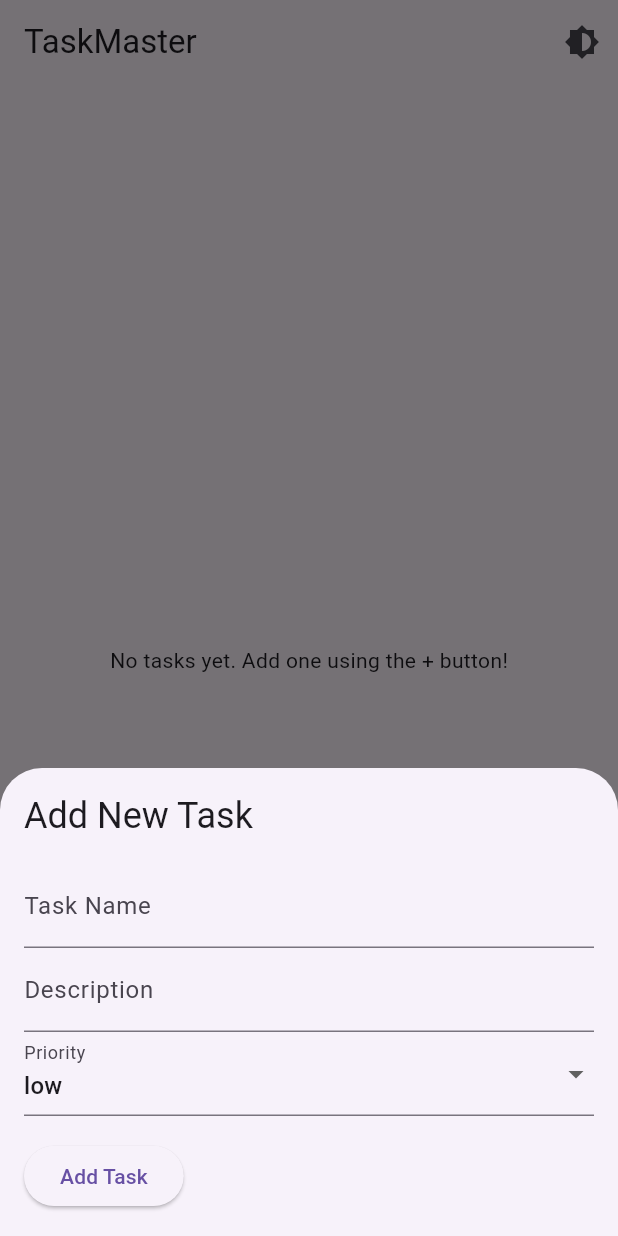
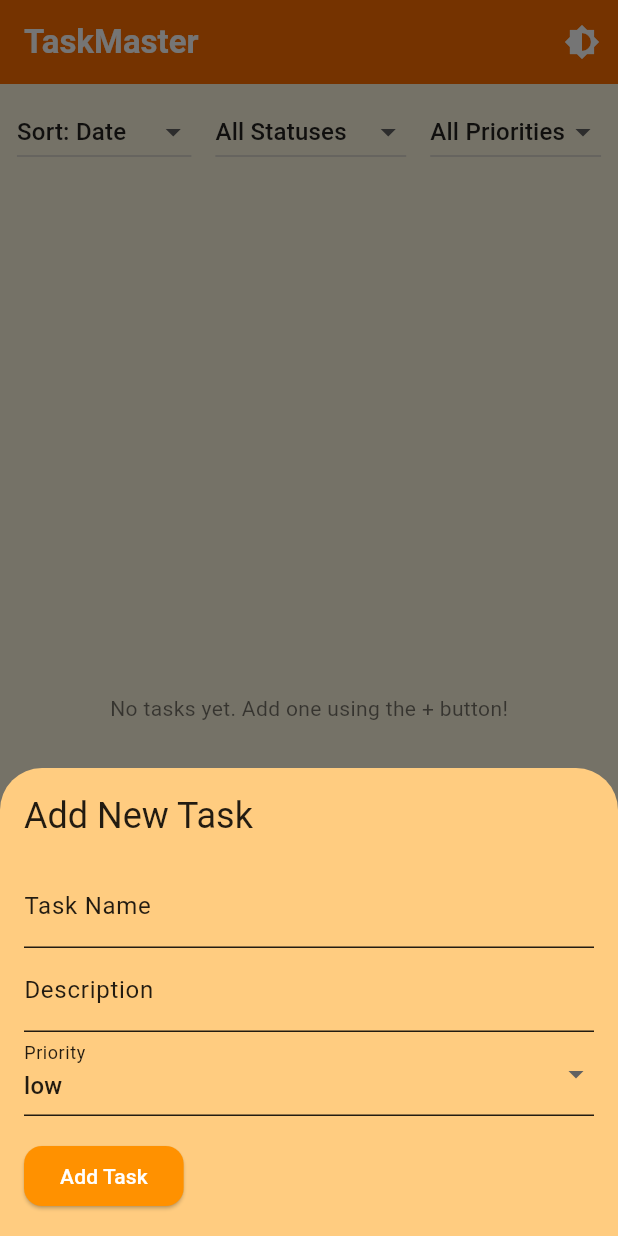
Before and after one commit to venkataPhanindraVutla/alkaraj_assignment, a Flutter app: the screen it shows after launch, after a tap on the "add" icon, on a phone screen of 412 x 824 dp. Run offline on Flutter 3.47's test engine with Material 3 defaults, Android fonts, the phone set to English and light mode, and no system bars; our stand-ins replace cloud_firestore, firebase_core, flutter_bloc, sqflite; accounts and stored records are empty.

Commit message:
theme update

```diff
--- a/lib/business_logic/theme/theme_notifier.dart
+++ b/lib/business_logic/theme/theme_notifier.dart
@@ -13,12 +13,80 @@ class ThemeNotifier with ChangeNotifier {
 
 ThemeData lightTheme = ThemeData(
   brightness: Brightness.light,
-  primarySwatch: Colors.deepPurple,
-  // Define other light theme properties here
+  scaffoldBackgroundColor: Color(0xFFFFF8E1), // Creamy sunshine
+  canvasColor: Color(0xFFFFF3E0),
+  colorScheme: ColorScheme(
+    brightness: Brightness.light,
+    primary: Color(0xFFFF6F00), // Flame Orange
+    onPrimary: Colors.white,
+    secondary: Color(0xFF9C27B0), // Vivid Purple
+    onSecondary: Colors.white,
+    error: Colors.red,
+    onError: Colors.white,
+    surface: Color(0xFFFFCC80), // Toasty
+    onSurface: Colors.black87,
+    tertiary: Color(0xFFFFA726),
+    onTertiary: Colors.white,
+  ),
+  appBarTheme: AppBarTheme(
+    backgroundColor: Color(0xFFFF6F00),
+    foregroundColor: Colors.white,
+    elevation: 0,
+  ),
+  floatingActionButtonTheme: FloatingActionButtonThemeData(
+    backgroundColor: Color(0xFFFF9100),
+    foregroundColor: Colors.white,
+  ),
+  elevatedButtonTheme: ElevatedButtonThemeData(
+    style: ElevatedButton.styleFrom(
+      backgroundColor: Color(0xFFFF9100),
+      foregroundColor: Colors.white,
+      shape: RoundedRectangleBorder(borderRadius: BorderRadius.circular(12)),
+    ),
+  ),
+  textTheme: TextTheme(
+    bodyLarge: TextStyle(color: Colors.black87),
+    bodyMedium: TextStyle(color: Colors.black54),
+    titleLarge: TextStyle(color: Color(0xFFE65100), fontWeight: FontWeight.bold),
+  ),
 );
 
 ThemeData darkTheme = ThemeData(
   brightness: Brightness.dark,
-  primarySwatch: Colors.deepPurple, // Or a different color for dark mode
-  // Define other dark theme properties here
+  scaffoldBackgroundColor: Color(0xFF121212), // Dark charcoal
+  canvasColor: Color(0xFF1E1E1E),
+  colorScheme: ColorScheme(
+    brightness: Brightness.dark,
+    primary: Color(0xFFD32F2F), // Lava Red
+    onPrimary: Colors.white,
+    secondary: Color(0xFFEF6C00), // Ember Orange
+    onSecondary: Colors.white,
+    error: Colors.redAccent,
+    onError: Colors.black,
+    surface: Color(0xFF2C2C2C),
+    onSurface: Colors.white70,
+    tertiary: Color(0xFFBF360C),
+    onTertiary: Colors.white,
+  ),
+  appBarTheme: AppBarTheme(
+    backgroundColor: Color(0xFFD32F2F),
+    foregroundColor: Colors.white,
+    elevation: 0,
+  ),
+  floatingActionButtonTheme: FloatingActionButtonThemeData(
+    backgroundColor: Color(0xFFEF6C00),
+    foregroundColor: Colors.white,
+  ),
+  elevatedButtonTheme: ElevatedButtonThemeData(
+    style: ElevatedButton.styleFrom(
+      backgroundColor: Color(0xFFD84315),
+      foregroundColor: Colors.white,
+      shape: RoundedRectangleBorder(borderRadius: BorderRadius.circular(12)),
+    ),
+  ),
+  textTheme: TextTheme(
+    bodyLarge: TextStyle(color: Colors.white70),
+    bodyMedium: TextStyle(color: Colors.white60),
+    titleLarge: TextStyle(color: Colors.redAccent, fontWeight: FontWeight.bold),
+  ),
 );
--- a/lib/presentation/screens/home_screen.dart
+++ b/lib/presentation/screens/home_screen.dart
@@ -1,13 +1,23 @@
 import 'package:alkaraj_assignment/business_logic/theme/theme_notifier.dart';
 import 'package:flutter/material.dart';
 import 'package:flutter_bloc/flutter_bloc.dart';
-import '../../data/models/item.dart' show Item, Status;
+import '../../data/models/item.dart' show Item, Status, Priority;
 import '../../business_logic/bloc/item_bloc.dart';
 import 'package:provider/provider.dart';
 import '../widgets/task_detail_dialog.dart';
 import '../widgets/add_task_bottom_sheet.dart';
+import '../widgets/task_list_item.dart';
 
-class HomeScreen extends StatelessWidget {
+class HomeScreen extends StatefulWidget {
+  @override
+  _HomeScreenState createState() => _HomeScreenState();
+}
+
+class _HomeScreenState extends State<HomeScreen> {
+  String _sortBy = 'createdAt';
+  Status? _filterStatus;
+  Priority? _filterPriority;
+
   @override
   Widget build(BuildContext context) {
     return BlocListener<ItemBloc, ItemState>(
@@ -21,10 +31,7 @@ class HomeScreen extends StatelessWidget {
           );
         } else if (state is ItemOperationFailure) {
           ScaffoldMessenger.of(context).showSnackBar(
-            SnackBar(
-              content: Text(state.error),
-              backgroundColor: Colors.red,
-            ),
+            SnackBar(content: Text(state.error), backgroundColor: Colors.red),
           );
         } else if (state is ItemError) {
           ScaffoldMessenger.of(context).showSnackBar(
@@ -40,24 +47,133 @@ class HomeScreen extends StatelessWidget {
           title: Text('TaskMaster'),
           actions: [
             IconButton(
-              icon: Icon(Icons.brightness_6), // Icon to toggle theme
+              icon: Icon(Icons.brightness_6),
               onPressed: () {
-                Provider.of<ThemeNotifier>(context, listen: false).toggleTheme();
+                Provider.of<ThemeNotifier>(
+                  context,
+                  listen: false,
+                ).toggleTheme();
               },
               tooltip: 'Toggle Theme',
             ),
           ],
         ),
+
         body: BlocBuilder<ItemBloc, ItemState>(
           builder: (context, state) {
             if (state is ItemLoading) {
               return Center(child: CircularProgressIndicator());
             } else if (state is ItemLoaded) {
-              final tasks = state.items;
-              if (tasks.isEmpty) {
-                 return Center(child: Text('No tasks yet. Add one using the + button!'));
+              List<Item> tasks = state.items;
+
+              // Apply filtering
+              if (_filterStatus != null) {
+                tasks =
+                    tasks
+                        .where((task) => task.status == _filterStatus)
+                        .toList();
               }
-              return RefreshIndicator(
+              if (_filterPriority != null) {
+                tasks =
+                    tasks
+                        .where((task) => task.priority == _filterPriority)
+                        .toList();
+              }
+
+              // Apply sorting
+              tasks.sort((a, b) {
+                if (_sortBy == 'createdAt') {
+                  return b.createdAt.compareTo(a.createdAt);
+                } else if (_sortBy == 'priority') {
+                  return a.priority.index.compareTo(b.priority.index);
+                }
+                return 0;
+              });
+
+              return Column(
+                children: [
+                  Padding(
+                    padding: const EdgeInsets.all(8.0),
+                    child: Wrap(
+                      spacing: 16,
+                      runSpacing: 8,
+                      crossAxisAlignment: WrapCrossAlignment.center,
+                      children: [
+                        DropdownButton<String>(
+                          value: _sortBy,
+                          onChanged: (String? newValue) {
+                            if (newValue != null) {
+                              setState(() {
+                                _sortBy = newValue;
+                              });
+                            }
+                          },
+                          items:
+                              <String>['createdAt', 'priority'].map((
+                                String value,
+                              ) {
+                                return DropdownMenuItem<String>(
+                                  value: value,
+                                  child: Text(
+                                    'Sort: ${value == 'createdAt' ? 'Date' : 'Priority'}',
+                                  ),
+                                );
+                              }).toList(),
+                        ),
+                        DropdownButton<Status?>(
+                          value: _filterStatus,
+                          onChanged: (Status? newValue) {
+                            setState(() {
+                              _filterStatus = newValue;
+                            });
+                          },
+                          items: [
+                            DropdownMenuItem<Status?>(
+                              value: null,
+                              child: Text('All Statuses'),
+                            ),
+                            ...Status.values.map(
+                              (status) => DropdownMenuItem<Status>(
+                                value: status,
+                                child: Text(status.toString().split('.').last),
+                              ),
+                            ),
+                          ],
+                        ),
+                        DropdownButton<Priority?>(
+                          value: _filterPriority,
+                          onChanged: (Priority? newValue) {
+                            setState(() {
+                              _filterPriority = newValue;
+                            });
+                          },
+                          items: [
+                            DropdownMenuItem<Priority?>(
+                              value: null,
+                              child: Text('All Priorities'),
+                            ),
+                            ...Priority.values.map(
+                              (priority) => DropdownMenuItem<Priority>(
+                                value: priority,
+                                child: Text(
+                                  priority.toString().split('.').last,
+                                ),
+                              ),
+                            ),
+                          ],
+                        ),
+                      ],
+                    ),
+                  ),
+                  Expanded(
+                    child:
+                        tasks.isEmpty
+                            ? Center(
+                              child: Text(
+                                'No tasks yet. Add one using the + button!',
+                              ),
+                            )
+                            : RefreshIndicator(
                               onRefresh: () async {
                                 context.read<ItemBloc>().add(LoadItems());
                               },
@@ -65,54 +181,43 @@ class HomeScreen extends StatelessWidget {
                                 itemCount: tasks.length,
                                 itemBuilder: (context, index) {
                                   final task = tasks[index];
-                    return Card(
-                      margin: EdgeInsets.symmetric(horizontal: 8.0, vertical: 4.0),
-                      child: ListTile(
-                        title: Text(task.name),
-                        subtitle: Column(
-                          crossAxisAlignment: CrossAxisAlignment.start,
-                          children: [
-                            Text(task.description),
-                            Text('Status: ${task.status.toString().split('.').last}'),
-                            Text('Priority: ${task.priority.toString().split('.').last}'),
-                            Text('Created: ${task.createdAt.toLocal().toString().split('.')[0]}'),
-                          ],
+                                  return Dismissible(
+                                    key: Key(task.id!),
+                                    direction: DismissDirection.endToStart,
+                                    onDismissed: (direction) {
+                                      context.read<ItemBloc>().add(
+                                        DeleteItem(task.id!),
+                                      );
+                                    },
+                                    background: Container(
+                                      color: Colors.red,
+                                      alignment: Alignment.centerRight,
+                                      padding: EdgeInsets.symmetric(
+                                        horizontal: 20.0,
                                       ),
-                        trailing: Row(
-                          mainAxisSize: MainAxisSize.min,
-                          children: [
-                            IconButton(
-                              icon: Icon(
-                                task.status == Status.completed
-                                    ? Icons.check_circle
-                                    : Icons.radio_button_unchecked,
-                                color: task.status == Status.completed ? Colors.green : Colors.red,
+                                      child: Icon(
+                                        Icons.delete,
+                                        color: Colors.white,
                                       ),
-                              onPressed: () {
-                                // Toggle task status
+                                    ),
+                                    child: TaskListItem(
+                                      task: task,
+                                      onToggleStatus: () {
                                         final updatedTask = Item(
-                                  id: task.id, // Include the existing ID
+                                          id: task.id,
                                           name: task.name,
                                           description: task.description,
-                                  status: task.status == Status.completed
+                                          status:
+                                              task.status == Status.completed
                                                   ? Status.notCompleted
                                                   : Status.completed,
                                           createdAt: task.createdAt,
                                           priority: task.priority,
                                         );
-                                // Use the actual item ID
-                                context.read<ItemBloc>().add(UpdateItem(task.id!, updatedTask));
+                                        context.read<ItemBloc>().add(
+                                          UpdateItem(task.id!, updatedTask),
+                                        );
                                       },
-                            ),
-                            IconButton(
-                              icon: Icon(Icons.delete, color: Colors.grey),
-                              onPressed: () {
-                                // Use the actual item ID
-                                context.read<ItemBloc>().add(DeleteItem(task.id!));
-                              },
-                            ),
-                          ],
-                        ),
                                       onTap: () {
                                         showDialog(
                                           context: context,
@@ -125,6 +230,9 @@ class HomeScreen extends StatelessWidget {
                                   );
                                 },
                               ),
+                            ),
+                  ),
+                ],
               );
             } else if (state is ItemError) {
               return Center(child: Text('Error: ${state.message}'));
@@ -132,11 +240,13 @@ class HomeScreen extends StatelessWidget {
             return Center(child: Text('Press the + button to add a task!'));
           },
         ),
+
         floatingActionButton: FloatingActionButton(
           onPressed: () {
             showModalBottomSheet(
               context: context,
-             isScrollControlled: true, // Allows the bottom sheet to take full height
+              isScrollControlled:
+                  true,
               builder: (BuildContext context) {
                 return AddTaskBottomSheet();
               },
```
Also changed, not shown: lib/presentation/widgets/task_list_item.dart (added, +51 -0 lines). Lines whose indentation alone changed are shown as unchanged.
